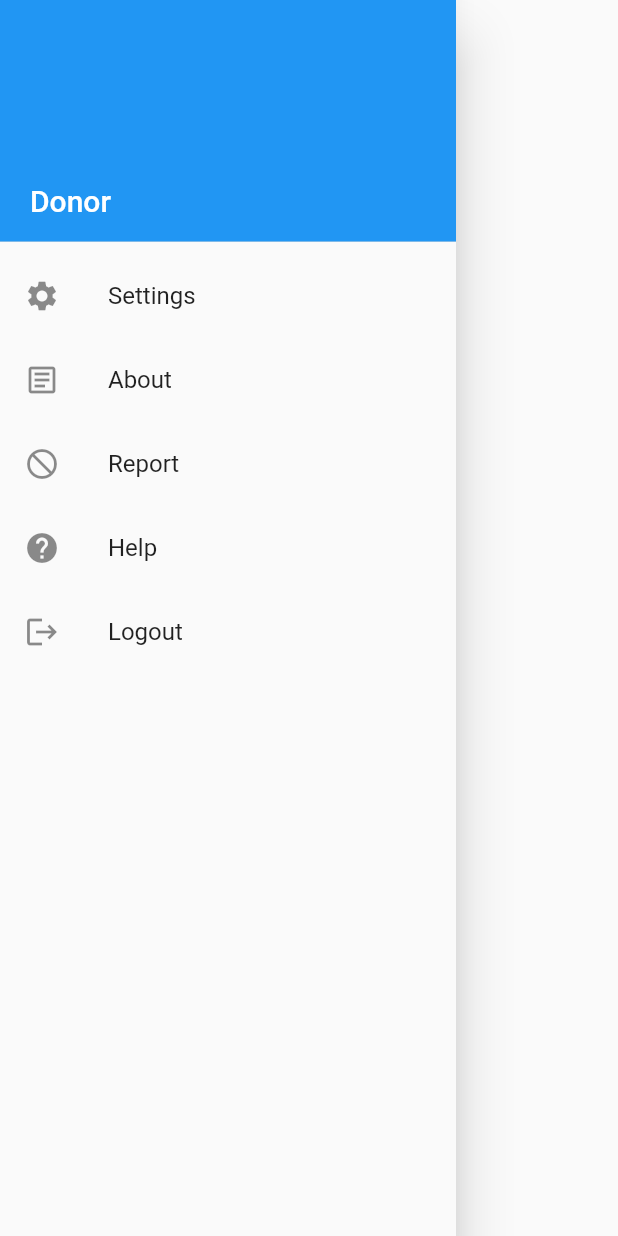
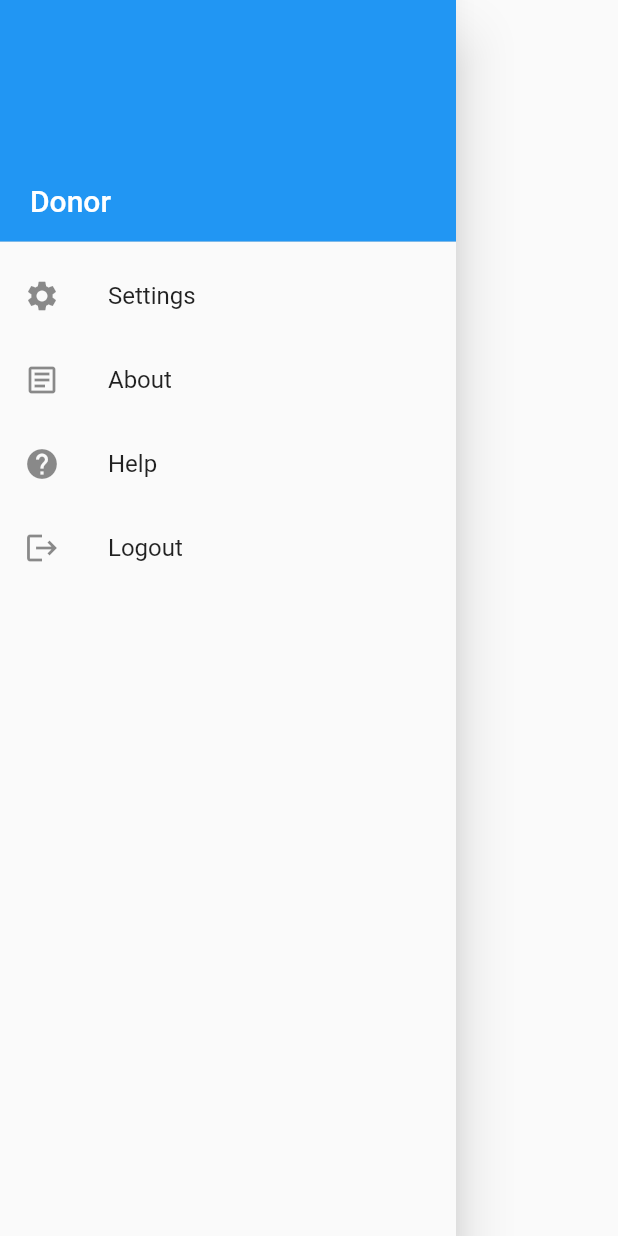
Before and after one commit to cjisonline/DONAID, a Flutter app: the DonorDrawer widget shown alone on an empty page, opened directly, on a phone screen of 412 x 824 dp. Run offline on Flutter 3.47's test engine with Material 2 defaults, Android fonts, the phone set to English and light mode, and no system bars; our stand-ins replace cloud_firestore, country_picker, dio, firebase_auth, firebase_core, firebase_storage and 6 more; missing offline and left inert: flutter_facebook_auth; accounts and stored records are empty.

Commit message:
Removed report button from drawer - per prototype one feedback.

```diff
--- a/lib/Donor/DonorWidgets/donor_drawer.dart
+++ b/lib/Donor/DonorWidgets/donor_drawer.dart
@@ -45,11 +45,6 @@ class _DonorDrawerState extends State<DonorDrawer> {
               onTap: () {},
             ),
             ListTile(
-              leading: const Icon(Icons.not_interested),
-              title: const Text("Report"),
-              onTap: () {},
-            ),
-            ListTile(
               leading: const Icon(Icons.help),
               title: const Text("Help"),
               onTap: () {},
--- a/lib/Organization/OrganizationWidget/organization_drawer.dart
+++ b/lib/Organization/OrganizationWidget/organization_drawer.dart
@@ -45,11 +45,6 @@ class _OrganizationDrawerState extends State<OrganizationDrawer> {
               onTap: () {},
             ),
             ListTile(
-              leading: Icon(Icons.not_interested),
-              title: Text("Report"),
-              onTap: () {},
-            ),
-            ListTile(
               leading: Icon(Icons.help),
               title: Text("Help"),
               onTap: () {},
```
